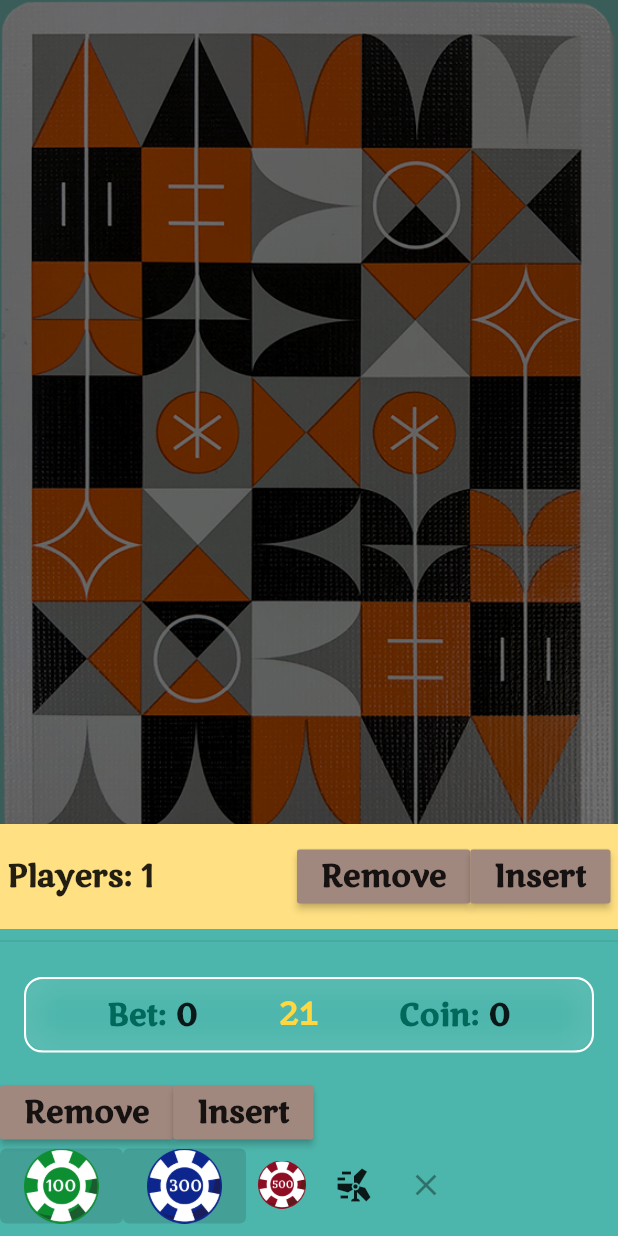
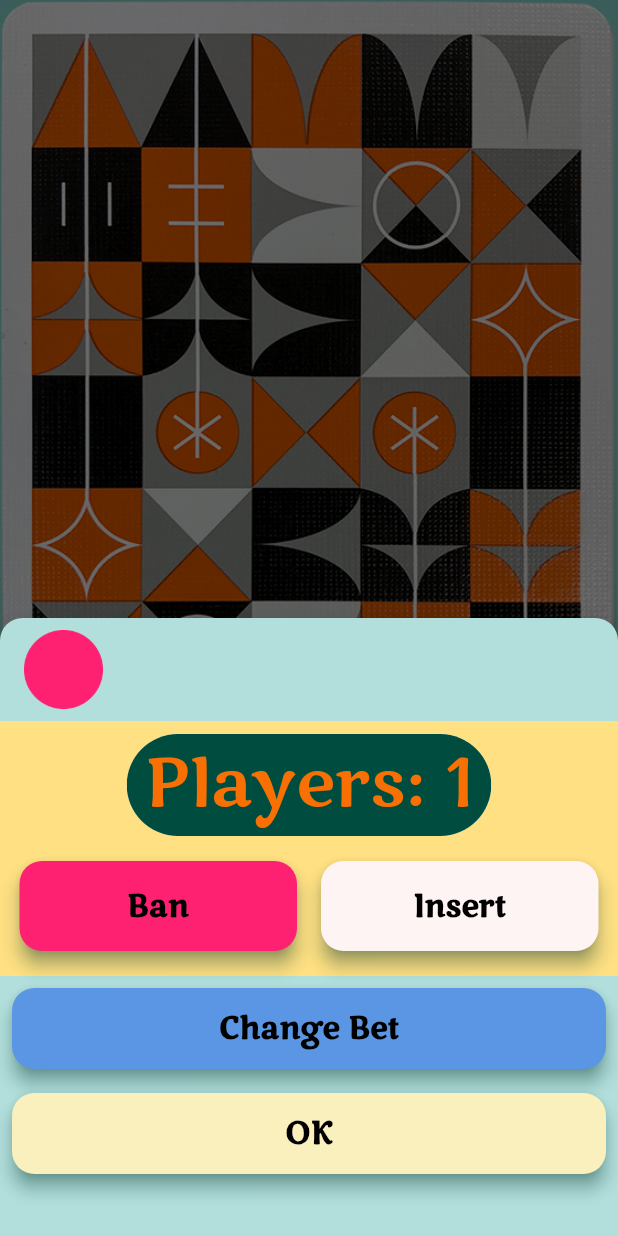
Before and after one commit to arrenaid/black_jack, a Flutter app: the screen it shows after launch, after a tap on "SettingS", on a phone screen of 412 x 824 dp. Run offline on Flutter 3.47's test engine with Material 2 defaults, Android fonts, the phone set to English and light mode, and no system bars; our stand-ins replace bloc, equatable, flutter_bloc, shared_preferences.

Commit message:
add bottom_sheet_bet.dart and bottom_sheet_settings.dart

```diff
--- a/lib/constants.dart
+++ b/lib/constants.dart
@@ -1,27 +1,46 @@
 import 'package:flutter/material.dart';
 
-const TextStyle sampleTS =  TextStyle(
+const TextStyle tsSample = TextStyle(
   fontFamily: "MarkoOne",
   fontSize: 20,
   fontWeight: FontWeight.bold,
 );
-const TextStyle loseTS = TextStyle(
+const TextStyle tsBetOrange = TextStyle(
+  fontFamily: "MarkoOne",
+  fontSize: 45,
+  //fontWeight: FontWeight.bold,
+  color: clrMrOrange,
+);
+const TextStyle tsLose = TextStyle(
   fontFamily: "Podkova",
   fontSize: 25,
   color: Colors.amberAccent,
   fontWeight: FontWeight.bold,
 );
-const double dfltRadius = 12;
+const double dfltRadius = 15;
 const String imgChip100 = "assets/chip/chip100.png";
 const String imgChip300 = "assets/chip/chip300.png";
 const String imgChip500 = "assets/chip/chip500.png";
 
 //"MrPink" , "MrWhite" , "MrOrange", "MrBrown", "MrBlue", "MrBlonde"
-const List<Color> clrPlayer = [
-  Color(0xFFFF2171),
-  Color(0xFFFFF4F4),
-  Color(0xFFF86F03),
-  Color(0xFF3F2305),
-  Color(0xFF5A96E3),
-  Color(0xFFF1C27B),
+const Color clrMrPink = Color(0xFFFF2171);
+const Color clrMrWhite = Color(0xFFFFF4F4);
+const Color clrMrOrange = Color(0xFFF86F03);
+const Color clrMrBrown = Color(0xFF3F2305);
+const Color clrMrBlue = Color(0xFF5A96E3);
+const Color clrMrBlonde = Color(0xFFfaf0be);
+
+const List<Color> clrs = [
+  clrMrPink,
+  clrMrWhite,
+  clrMrOrange,
+  clrMrBrown,
+  clrMrBlue,
+  clrMrBlonde,
 ];
+
+const RoundedRectangleBorder shapeUpBorderRadius = RoundedRectangleBorder(
+  borderRadius: BorderRadius.only(
+      topLeft: Radius.circular(dfltRadius),
+      topRight: Radius.circular(dfltRadius)),
+);
--- a/lib/screens/start_screen.dart
+++ b/lib/screens/start_screen.dart
@@ -1,8 +1,13 @@
+import 'package:black_jack/cubit/coin_bloc.dart';
 import 'package:black_jack/screens/game_screen.dart';
+import 'package:black_jack/widget/bottom_sheet_settings.dart';
+import 'package:black_jack/widget/hit_button.dart';
 import 'package:flutter/material.dart';
+import 'package:flutter_bloc/flutter_bloc.dart';
 import '../black_jack.dart';
 import '../constants.dart';
 import '../widget/bottom_sheet.dart';
+import '../widget/bottom_sheet_bet.dart';
 
 class StartScreen extends StatefulWidget {
   const StartScreen({Key? key}) : super(key: key);
@@ -28,11 +33,6 @@ class _StartScreenState extends State<StartScreen> with SingleTickerProviderStat
     _controller.dispose();
     super.dispose();
   }
-  void _showModalBottomSheet(BuildContext context) {
-    showModalBottomSheet(
-        context: context,
-        builder: (context) => BottomSheetSettings());
-  }
 
   @override
   Widget build(BuildContext context) {
@@ -47,16 +47,10 @@ class _StartScreenState extends State<StartScreen> with SingleTickerProviderStat
           end: const Offset(0.0, 2.0))),
               child: Align(
               alignment: const FractionalOffset(0.5, 0.85),
-              child: MaterialButton(
-                padding: const EdgeInsets.symmetric(
-                    vertical: 10, horizontal: 30),
-                elevation: 15,
-                onPressed: (){
-                  _showModalBottomSheet(context);
-                },
-                child:
-                const Text("SettingS", style: sampleTS),
-                color: Colors.amber[300],
+              child: HitButton(
+                execute: () => BottomSheetSettings.show(context),
+                label: "SettingS",
+                color: clrMrBlonde,
               ),
           ),
             ),
@@ -66,18 +60,19 @@ class _StartScreenState extends State<StartScreen> with SingleTickerProviderStat
                   end: const Offset(0.0, 2.0))),
               child: Align(
                 alignment: const FractionalOffset(0.5, 0.8),
-                child: MaterialButton(
-                  padding: const EdgeInsets.symmetric(
-                      vertical: 10, horizontal: 30),
-                  elevation: 15,
-                  onPressed: (){
-                    _controller.forward().whenComplete((){
-                      Navigator.pushReplacementNamed(context, GameScreen.name);
-                    });
+                child: HitButton(
+                  execute: (){
+                   if(context.read<CoinBloc>().state.bet > 0) {
+                      _controller.forward().whenComplete(() {
+                        Navigator.pushReplacementNamed(
+                            context, GameScreen.name);
+                      });
+                    } else{
+                     BottomSheetBet.show(context);
+                   }
                   },
-                  child:
-                  const Text("Start Black Jack", style: sampleTS),
-                  color: Colors.brown[300],
+                  label: "Start Black Jack",
+                  color: clrMrOrange,
                 ),
               ),
             ),
--- a/lib/widget/bet_widget.dart
+++ b/lib/widget/bet_widget.dart
@@ -59,7 +59,7 @@ class BetWidget extends StatelessWidget {
                     context.read<CoinBloc>().add(ChangeCoin(state.coin + 10));
                     context.read<CoinBloc>().add(ChangeBet(state.bet - 10));
                   },
-                  child: const Text("Remove", style: sampleTS),
+                  child: const Text("Remove", style: tsSample),
                   color: Colors.brown[300],
                 ),
                 MaterialButton(
@@ -67,7 +67,7 @@ class BetWidget extends StatelessWidget {
                     context.read<CoinBloc>().add(ChangeCoin(state.coin - 10));
                     context.read<CoinBloc>().add(ChangeBet(state.bet + 10));
                   },
-                  child: const Text("Insert", style: sampleTS),
+                  child: const Text("Insert", style: tsSample),
                   color: Colors.brown[300],
                 ),
               ],
--- a/lib/widget/bottom_sheet.dart
+++ b/lib/widget/bottom_sheet.dart
@@ -8,10 +8,11 @@ import 'bet_widget.dart';
 
 class BottomSheetContent extends StatelessWidget {
   final BlackJackList game;
-   final int score;
+  final int score;
 
   const BottomSheetContent({Key? key, required this.game, required this.score})
       : super(key: key);
+
   @override
   Widget build(BuildContext context) {
     String result = game.winner();
@@ -23,8 +24,9 @@ class BottomSheetContent extends StatelessWidget {
           SizedBox(
             height: 70,
             child: Center(
-              child: Text( result,
-                style: loseTS,
+              child: Text(
+                result,
+                style: tsLose,
                 textAlign: TextAlign.center,
               ),
             ),
@@ -36,8 +38,10 @@ class BottomSheetContent extends StatelessWidget {
             padding: EdgeInsets.symmetric(horizontal: 5),
             color: Colors.amber[200],
             width: double.infinity,
-            child: Text("Dealer: ${game.dealer.score} VS ${game.get().score} :Player",
-              style: sampleTS,),
+            child: Text(
+              "Dealer: ${game.dealer.score} VS ${game.get().score} :Player",
+              style: tsSample,
+            ),
           ),
           Container(
             height: 30,
@@ -45,14 +49,16 @@ class BottomSheetContent extends StatelessWidget {
             padding: EdgeInsets.symmetric(horizontal: 5),
             color: Colors.brown[200],
             width: double.infinity,
-            child: Text("Score: $score",
-              style: sampleTS,),
+            child: Text(
+              "Score: $score",
+              style: tsSample,
+            ),
           ),
           MaterialButton(
-            onPressed:  (){
+            onPressed: () {
               Navigator.of(context).pop();
             },
-            child: const Text("New Game", style: sampleTS),
+            child: const Text("New Game", style: tsSample),
             color: Colors.brown[300],
           ),
         ],
@@ -60,63 +66,3 @@ class BottomSheetContent extends StatelessWidget {
     );
   }
 }
-
-class BottomSheetSettings extends StatelessWidget {
-  @override
-  Widget build(BuildContext context) {
-    return BlocBuilder<JackCubit,JackState>(
-      builder: (context,state) {
-        final BlackJackList game = state.blackJack;
-        List<Player> players = [];
-        players.add(game.dealer);
-        players.addAll(game.listPlayer);
-
-        return Container(
-          color: Colors.teal[300],
-          height: MediaQuery.of(context).size.height/3,
-          child: SingleChildScrollView(
-            scrollDirection: Axis.vertical,
-            child: Column(
-              children: [
-                Container(
-                  height: 70,
-                  alignment: Alignment.center,
-                  padding: EdgeInsets.symmetric(horizontal: 5),
-                  color: Colors.amber[200],
-                  width: double.infinity,
-                  child: Row(
-                    mainAxisAlignment: MainAxisAlignment.spaceBetween,
-                    children: [
-                      Text("Players: ${state.numberPlayers}",
-                        style: sampleTS,),
-                      Row(
-                        children: [
-                          MaterialButton(
-                            onPressed:  (){
-                              context.read<JackCubit>().changeNumberOfPlayers(--state.numberPlayers);
-                            },
-                            child: const Text("Remove", style: sampleTS),
-                            color: Colors.brown[300],
-                          ),
-                          MaterialButton(
-                            onPressed:  (){
-                              context.read<JackCubit>().changeNumberOfPlayers(++state.numberPlayers);
-                            },
-                            child: const Text("Insert", style: sampleTS),
-                            color: Colors.brown[300],
-                          ),
-                        ],
-                      ),
-                    ],
-                  ),
-                ),
-                const Divider(),
-                BetWidget(),
-              ],
-            ),
-          ),
-        );
-      },
-    );
-  }
-}
--- /dev/null
+++ b/lib/widget/bottom_sheet_settings.dart
@@ -0,0 +1,119 @@
+import 'package:black_jack/widget/bottom_sheet_bet.dart';
+import 'package:black_jack/widget/hit_button.dart';
+import 'package:flutter/material.dart';
+import 'package:flutter_bloc/flutter_bloc.dart';
+import '../black_jack.dart';
+import '../constants.dart';
+import '../cubit/jack_cubit.dart';
+
+class BottomSheetSettings extends StatelessWidget {
+  const BottomSheetSettings({Key? key}) : super(key: key);
+
+  static void show(BuildContext context) {
+    showModalBottomSheet(
+        context: context,
+        elevation: 10,
+        shape: shapeUpBorderRadius,
+        clipBehavior: Clip.antiAliasWithSaveLayer,
+        builder: (context) => const BottomSheetSettings());
+  }
+
+  @override
+  Widget build(BuildContext context) {
+    return BlocBuilder<JackCubit, JackState>(
+      builder: (context, state) {
+        final BlackJackList game = state.blackJack;
+        List<Player> players = [];
+        players.add(game.dealer);
+        players.addAll(game.listPlayer);
+        final listClr = [];
+        listClr.addAll(clrs);
+        listClr.add(Colors.teal[200]);
+
+        return Container(
+          color: Colors.teal[100],
+          height: MediaQuery.of(context).size.height / 2,
+          child: ListView(
+            children: [
+              Container(
+                height: MediaQuery.of(context).size.width / 6,
+                padding: const EdgeInsets.all(8),
+                child: ListView.builder(
+                    physics: const BouncingScrollPhysics(),
+                    scrollDirection: Axis.horizontal,
+                    itemCount: state.numberPlayers,
+                    itemBuilder: (context, index) {
+                      return Padding(
+                        padding: const EdgeInsets.only(left: 8.0),
+                        child: Image.asset(
+                          imgChip100,
+                          height: 25,
+                          color: clrs[index],
+                        ),
+                      );
+                    }),
+              ),
+              Container(
+                height: 170,
+                alignment: Alignment.center,
+                padding: const EdgeInsets.symmetric(horizontal: 5),
+                color: Colors.amber[200],
+                width: double.infinity,
+                child: Column(
+                  mainAxisAlignment: MainAxisAlignment.spaceEvenly,
+                  children: [
+                    Chip(
+                      label: Text(
+                        "Players: ${state.numberPlayers}",
+                        style: tsBetOrange,
+                      ),
+                        backgroundColor: Colors.teal[900],
+                    ),
+                    Row(
+                      children: [
+                        HitButton(
+                          execute: () {
+                            context
+                                .read<JackCubit>()
+                                .changeNumberOfPlayers(--state.numberPlayers);
+                          },
+                          label: "Ban",
+                          color: listClr[state.numberPlayers - 1],
+                        ),
+                        HitButton(
+                          execute: () {
+                            context
+                                .read<JackCubit>()
+                                .changeNumberOfPlayers(++state.numberPlayers);
+                          },
+                          label:"Insert",
+                          color: listClr[state.numberPlayers] ,
+                        ),
+                      ],
+                    ),
+                  ],
+                ),
+              ),
+              SizedBox(
+                width: MediaQuery.of(context).size.width ,
+                height: 70,
+                child: HitButton(
+                    color: clrMrBlue,
+                    execute: () => BottomSheetBet.show(context),
+                    label: 'Change Bet'),
+              ),
+              SizedBox(
+                width: MediaQuery.of(context).size.width,
+                height: 70,
+                child: HitButton(
+                    color: clrMrBlonde,
+                    execute: () => Navigator.of(context).pop(),
+                    label: 'OK'),
+              )
+            ],
+          ),
+        );
+      },
+    );
+  }
+}
--- a/lib/widget/hit_button.dart
+++ b/lib/widget/hit_button.dart
@@ -1,7 +1,5 @@
 import 'dart:ui';
-
 import 'package:flutter/material.dart';
-
 import '../constants.dart';
 
 class HitButton extends StatelessWidget {
@@ -27,19 +25,19 @@ class HitButton extends StatelessWidget {
           onPressed: execute,
           child: Text(
             label,
-            style: sampleTS.copyWith(color: Colors.black),
+            style: tsSample.copyWith(color: Colors.black),
           ),
           style: ButtonStyle(
             // fixedSize: MaterialStateProperty.all(
             //     Size(MediaQuery.of(context).size.width, 60)),
            //padding: MaterialStateProperty.all(const EdgeInsets.all(20)),
             minimumSize:  MaterialStateProperty.all(const Size(100,60)),
-            elevation: MaterialStateProperty.all(2),
+            elevation: MaterialStateProperty.all(5),
             backgroundColor: MaterialStateProperty.all(color),
             overlayColor: MaterialStateProperty.all(Colors.teal[800]),
-              animationDuration: Duration(milliseconds: 5000),
+              animationDuration: const Duration(milliseconds: 5000),
             visualDensity: VisualDensity.adaptivePlatformDensity,
-            shadowColor: MaterialStateProperty.all(Colors.red),
+            shadowColor: MaterialStateProperty.all(Colors.teal[800]),
             shape: MaterialStateProperty.all(
               RoundedRectangleBorder(
                 borderRadius: BorderRadius.circular(dfltRadius),
--- a/lib/widget/top_panel_widget.dart
+++ b/lib/widget/top_panel_widget.dart
@@ -32,18 +32,18 @@ class TopPanelWidget extends StatelessWidget {
                   children: [
                     Text(
                       'Bet: ',
-                      style: sampleTS.copyWith(color: Colors.teal[800]),
+                      style: tsSample.copyWith(color: Colors.teal[800]),
                     ),
                     Text(
                       state.bet.toString(),
-                      style: sampleTS,
+                      style: tsSample,
                     ),
                   ],
                 ),
               ),
               Text(
                 '21',
-                style: loseTS,
+                style: tsLose,
                 maxLines: 2,
                 overflow: TextOverflow.fade,
               ),
@@ -53,11 +53,11 @@ class TopPanelWidget extends StatelessWidget {
                   children: [
                     Text(
                       'Coin: ',
-                      style: sampleTS.copyWith(color: Colors.teal[800]),
+                      style: tsSample.copyWith(color: Colors.teal[800]),
                     ),
                     Text(
                       state.coin.toString(),
-                      style: sampleTS,
+                      style: tsSample,
                     ),
                   ],
                 ),
```
Also changed, not shown: lib/screens/black_jack_screen.dart (+6 -6 lines), lib/screens/game_screen.dart (+11 -14 lines), lib/screens/winner_screen.dart (+6 -13 lines), lib/widget/bottom_sheet_bet.dart (added, +148 -0 lines).
